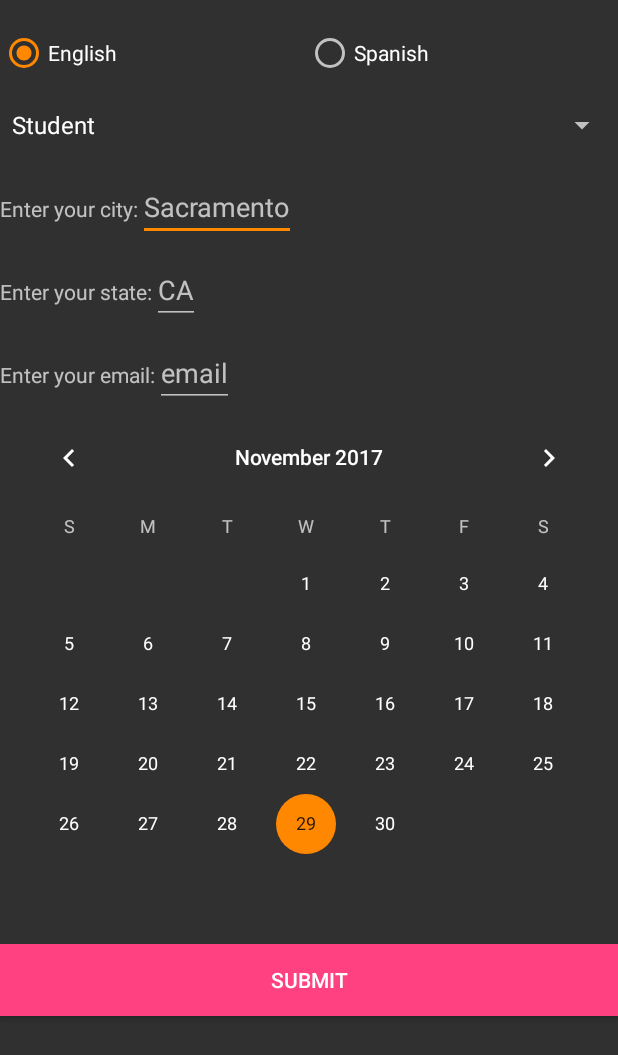
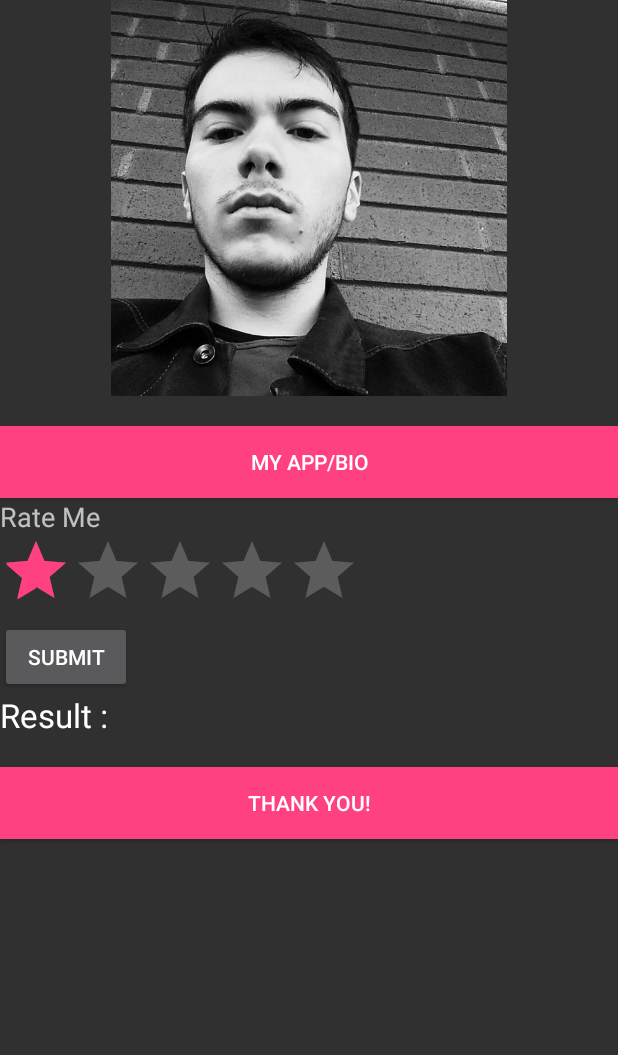
Before and after one commit to XrisMi/FinalPortal, an Android app: the Login screen opened directly, with no data from a screen before it, after a tap on "SUBMIT", on a phone screen of 412 x 824 dp. Shown: the top 1055 px of the screen. Run offline under Robolectric (Android 15) with nearby library versions, the phone set to English and light mode, and no system bars.

Commit message:
Second activity now has intent that leads to third activity, ratings bar is working, intent leading to app bio is working. Only thing left is to implement email.

```diff
--- /dev/null
+++ b/app/src/main/java/com/example/buscis_c1_l6/userpasswordsubmit/ThirdPage.java
@@ -0,0 +1,97 @@
+package com.example.buscis_c1_l6.userpasswordsubmit;
+
+import android.content.Intent;
+import android.support.v7.app.AppCompatActivity;
+import android.os.Bundle;
+import android.view.View;
+import android.view.View.OnClickListener;
+import android.widget.Button;
+import android.widget.RatingBar;
+import android.widget.RatingBar.OnRatingBarChangeListener;
+import android.widget.TextView;
+import android.widget.Toast;
+
+
+public class ThirdPage extends AppCompatActivity {
+    private RatingBar ratingBar;
+    private TextView txtRatingValue;
+    private Button btnSubmit;
+    private Button appButton;
+    private Button thankYouButton;
+
+    @Override
+    public void onCreate(Bundle savedInstanceState) {
+        super.onCreate(savedInstanceState);
+        setContentView(R.layout.third_page);
+
+        appButton       = (Button) findViewById(R.id.appButton);
+        thankYouButton  = (Button) findViewById(R.id.thankYouButton);
+
+                addListenerOnRatingBar();
+        addListenerOnButton();
+
+        appButton.setOnClickListener(new View.OnClickListener() {
+            public void onClick(View view) {
+
+                    Intent i;
+                    i = new Intent(ThirdPage.this, bio.class);
+                    startActivity(i);
+
+            }
+
+
+        });
+
+        thankYouButton.setOnClickListener(new View.OnClickListener() {
+            public void onClick(View view) {
+
+                Intent i;
+                i = new Intent(ThirdPage.this, bio.class);
+                startActivity(i);
+
+            }
+
+
+        });
+
+
+    }
+
+    public void addListenerOnRatingBar() {
+
+        ratingBar = (RatingBar) findViewById(R.id.ratingBar);
+        txtRatingValue = (TextView) findViewById(R.id.txtRatingValue);
+
+        //if rating value is changed,
+        //display the current rating value in the result (textview) automatically
+        ratingBar.setOnRatingBarChangeListener(new OnRatingBarChangeListener() {
+            public void onRatingChanged(RatingBar ratingBar, float rating,
+                                        boolean fromUser) {
+
+                txtRatingValue.setText(String.valueOf(rating));
+
+            }
+        });
+    }
+
+    public void addListenerOnButton() {
+
+        ratingBar = (RatingBar) findViewById(R.id.ratingBar);
+        btnSubmit = (Button) findViewById(R.id.btnSubmit);
+
+        //if click on me, then display the current rating value.
+        btnSubmit.setOnClickListener(new OnClickListener() {
+
+            @Override
+            public void onClick(View v) {
+
+                Toast.makeText(ThirdPage.this,
+                        String.valueOf(ratingBar.getRating()),
+                        Toast.LENGTH_SHORT).show();
+
+            }
+
+        });
+
+    }
+}
--- a/app/src/main/res/layout/activity_calendar.xml
+++ /dev/null
@@ -1,6 +0,0 @@
-<?xml version="1.0" encoding="utf-8"?>
-<android.support.constraint.ConstraintLayout
-    xmlns:android="http://schemas.android.com/apk/res/android" android:layout_width="match_parent"
-    android:layout_height="match_parent">
-
-</android.support.constraint.ConstraintLayout>
--- a/app/src/main/res/layout/activity_login.xml
+++ b/app/src/main/res/layout/activity_login.xml
@@ -110,11 +110,6 @@
         android:inputType="textEmailAddress" />
 </LinearLayout>
 
-    <CalendarView
-        android:id="@+id/calendarView"
-        android:layout_width="match_parent"
-        android:layout_height="wrap_content" />
-
     <Button
         android:id="@+id/submitButton"
         android:layout_width="match_parent"
--- a/app/src/main/res/layout/third_page.xml
+++ b/app/src/main/res/layout/third_page.xml
@@ -1,6 +1,75 @@
 <?xml version="1.0" encoding="utf-8"?>
-<android.support.constraint.ConstraintLayout
-    xmlns:android="http://schemas.android.com/apk/res/android" android:layout_width="match_parent"
-    android:layout_height="match_parent">
 
-</android.support.constraint.ConstraintLayout>
+<LinearLayout xmlns:android="http://schemas.android.com/apk/res/android"
+    xmlns:app="http://schemas.android.com/apk/res-auto"
+    android:layout_width="fill_parent"
+    android:layout_height="fill_parent"
+    android:orientation="vertical">
+
+    <ImageView
+        android:layout_width="match_parent"
+        android:layout_height="264dp"
+        android:contentDescription="@string/picture_description"
+        app:srcCompat="@drawable/selfie" />
+
+    <Button
+        android:id="@+id/appButton"
+        android:layout_width="match_parent"
+        android:layout_height="wrap_content"
+        android:layout_marginTop="20dp"
+        android:background="@color/colorAccent"
+        android:text="@string/my_app_bio"
+        android:textColor="@android:color/white" />
+
+
+    <TextView
+        android:id="@+id/lblRateMe"
+        android:layout_width="wrap_content"
+        android:layout_height="wrap_content"
+        android:text="@string/rate_me"
+        android:textAppearance="?android:attr/textAppearanceMedium" />
+
+    <RatingBar
+        android:id="@+id/ratingBar"
+        android:layout_width="wrap_content"
+        android:layout_height="wrap_content"
+        android:numStars="5"
+        android:rating="1.0"
+        android:stepSize="1.0" />
+
+    <Button
+        android:id="@+id/btnSubmit"
+        android:layout_width="wrap_content"
+        android:layout_height="wrap_content"
+        android:text="@string/submitTwo" />
+
+    <LinearLayout
+        android:id="@+id/linearLayout1"
+        android:layout_width="match_parent"
+        android:layout_height="wrap_content">
+
+        <TextView
+            android:id="@+id/lblResult"
+            android:layout_width="wrap_content"
+            android:layout_height="wrap_content"
+            android:text="@string/result"
+            android:textAppearance="?android:attr/textAppearanceLarge" />
+
+        <TextView
+            android:id="@+id/txtRatingValue"
+            android:layout_width="wrap_content"
+            android:layout_height="wrap_content"
+            android:text="@string/blank"
+            android:textAppearance="?android:attr/textAppearanceSmall" />
+
+
+    </LinearLayout>
+    <Button
+        android:id="@+id/thankYouButton"
+        android:layout_width="match_parent"
+        android:layout_height="wrap_content"
+        android:layout_marginTop="20dp"
+        android:background="@color/colorAccent"
+        android:text="@string/thank_you"
+        android:textColor="@android:color/white" />
+</LinearLayout>
--- a/app/src/main/res/values/strings.xml
+++ b/app/src/main/res/values/strings.xml
@@ -36,4 +36,20 @@
     <string name="ca">CA</string>
     <string name="sacramento">Sacramento</string>
     <string name="submit">SUBMIT</string>
+
+    <string name="picture_description">A Selfie of myself</string>
+    <string name="rate_me">Rate Me</string>
+    <string name="submitTwo">Submit</string>
+    <string name="result">Result :</string>
+    <string name="blank" />
+    <string name="my_app_bio">My app/Bio</string>
+    <string name="thank_you">Thank you!</string>
+    <string name="a_screenshot_of_my_app">A screenshot of my app</string>
+    <string name="bio_app">Hello, my name is Chris Mataragas, I\'m majoring in Computer Information
+    Science here at Sacramento City College, I plan on transferring to a state university at a
+    later date. The app I have built for the purpose of this class is pictured above, it is a simple
+    note taking app that lets users create and access notes very quickly. I appreciate you taking
+    the time to check out my app and I hope you try it out on Google Play!</string>
+
+
 </resources>
--- a/build.gradle
+++ b/build.gradle
@@ -3,6 +3,7 @@
 buildscript {
     repositories {
         jcenter()
+        google()
     }
     dependencies {
         classpath 'com.android.tools.build:gradle:3.0.0'
@@ -15,6 +16,7 @@ buildscript {
 allprojects {
     repositories {
         jcenter()
+        google()
     }
 }
 
```
Also changed, not shown: app/src/main/AndroidManifest.xml (+15 -0 lines), app/src/main/java/com/example/buscis_c1_l6/userpasswordsubmit/Login.java (+9 -25 lines), app/src/main/java/com/example/buscis_c1_l6/userpasswordsubmit/ThankYou.java (added, +14 -0 lines), app/src/main/java/com/example/buscis_c1_l6/userpasswordsubmit/bio.java (added, +25 -0 lines), app/src/main/res/layout/app_bio.xml (added, +31 -0 lines), app/src/main/res/drawable/finalapp.png (added), app/src/main/res/drawable/selfie.png (added).
